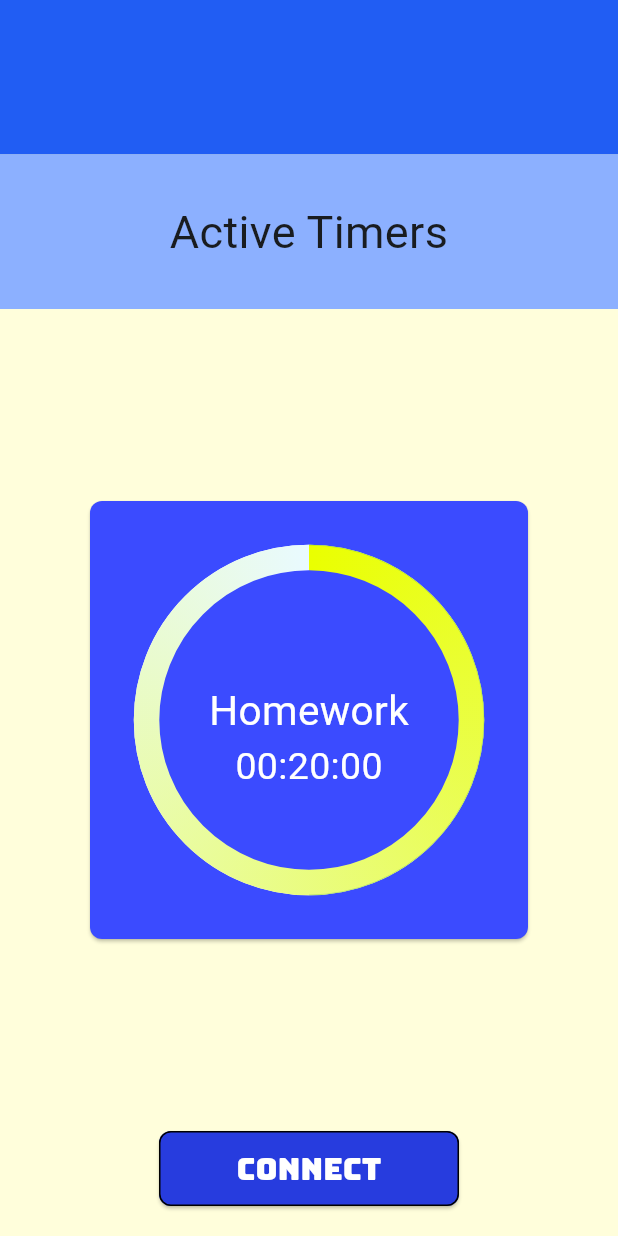
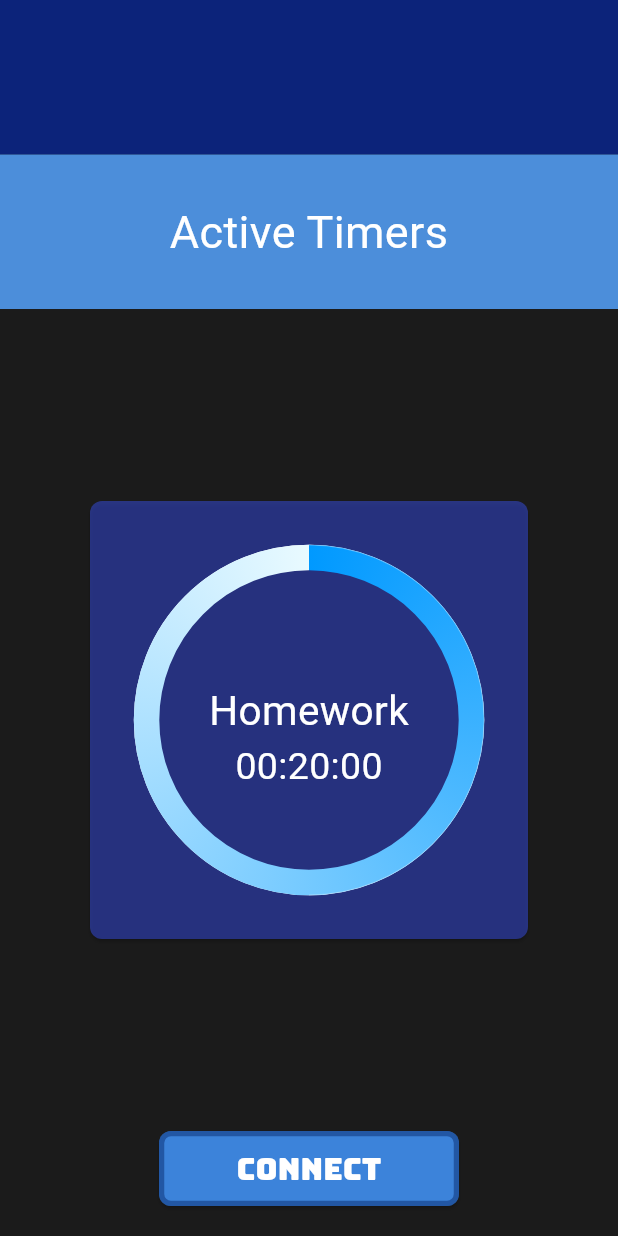
Before and after one commit to MyleneZ/Timer-Project, a Flutter app: the screen it shows after launch, on a phone screen of 412 x 824 dp. Run offline on Flutter 3.47's test engine with Material 3 defaults, Android fonts, the light colour scheme and no system bars; drawn by our look-alikes of syncfusion_flutter_gauges; our stand-ins replace google_fonts.

Commit message:
changed colors

```diff
--- a/timer_companion_app/lib/screens/homescreen.dart
+++ b/timer_companion_app/lib/screens/homescreen.dart
@@ -14,7 +14,7 @@ class _HomescreenState extends State<Homescreen> {
   @override
   Widget build(BuildContext context) {
     return Scaffold(
-      backgroundColor: Color.fromARGB(255, 255, 254, 219),
+      backgroundColor: Color.fromARGB(255, 27, 27, 27),
       body: Center(
         child: Column(
           mainAxisAlignment: MainAxisAlignment.spaceBetween,
@@ -26,19 +26,22 @@ class _HomescreenState extends State<Homescreen> {
               child: Column(
                 children: [
                   Container(
-                    color: const Color.fromARGB(255, 33, 93, 243),
+                    color: const Color.fromARGB(255, 12, 35, 122),
                     height: SizeConfig.vertical! * 12.5,
                     width: double.infinity,
                   ),
                   Container(
-                    color: const Color.fromARGB(255, 140, 176, 255),
+                    color: const Color.fromARGB(214, 85, 164, 255),
                     height: SizeConfig.vertical! * 12.5,
                     width: double.infinity,
                     child: Center(
                       child: Text(
                         "Active Timers",
                         textAlign: TextAlign.center,
-                        style: GoogleFonts.racingSansOne(fontSize: 30),
+                        style: GoogleFonts.racingSansOne(
+                          fontSize: 30,
+                          color: Colors.white,
+                        ),
                       ),
                     ),
                   ),
@@ -52,7 +55,7 @@ class _HomescreenState extends State<Homescreen> {
                 shape: RoundedRectangleBorder(
                   borderRadius: BorderRadius.circular(8),
                 ),
-                color: const Color.fromARGB(255, 59, 75, 255),
+                color: const Color.fromARGB(115, 59, 85, 255),
                 // child: Row(
                 //   mainAxisAlignment: MainAxisAlignment.spaceEvenly,
                 //   crossAxisAlignment: CrossAxisAlignment.center,
@@ -79,7 +82,7 @@ class _HomescreenState extends State<Homescreen> {
                         RangePointer(
                           value: 50,
                           width: 0.2,
-                          color: Colors.green,
+                          color: const Color.fromARGB(255, 255, 255, 255),
                         ),
                       ],
                       annotations: <GaugeAnnotation>[
@@ -113,7 +116,7 @@ class _HomescreenState extends State<Homescreen> {
                           endValue: 100,
                           gradient: const SweepGradient(
                             colors: <Color>[
-                              Color.fromARGB(255, 234, 255, 0),
+                              Color.fromARGB(255, 0, 153, 255),
                               Color.fromARGB(255, 233, 250, 255),
                             ],
                             stops: <double>[0.0, 1.0],
@@ -143,9 +146,12 @@ class _HomescreenState extends State<Homescreen> {
               padding: const EdgeInsets.fromLTRB(0, 0, 0, 20),
               child: ElevatedButton(
                 style: ElevatedButton.styleFrom(
-                  side: BorderSide(color: Colors.black, width: 1),
+                  side: BorderSide(
+                    color: const Color.fromARGB(112, 0, 30, 94),
+                    width: 3.5,
+                  ),
                   minimumSize: const Size(200, 50),
-                  backgroundColor: const Color.fromARGB(255, 39, 60, 222),
+                  backgroundColor: const Color.fromARGB(255, 60, 131, 218),
                   shape: RoundedRectangleBorder(
                     borderRadius: BorderRadius.circular(8),
                   ),
```
Also changed, not shown: Screenshot 2025-07-22 at 7.01.10 PM.png (added), timer_companion_app/flutter_02.png (added).
